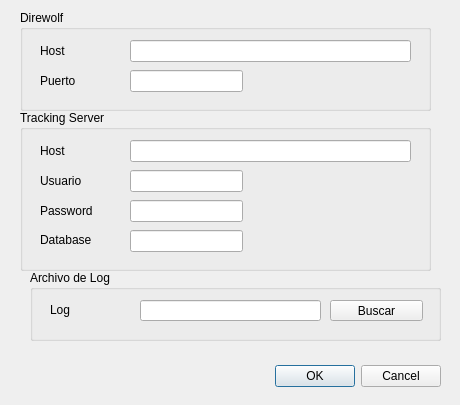
ladecadence/ASHAB-Telemetry, file config.ui: the form before one commit.
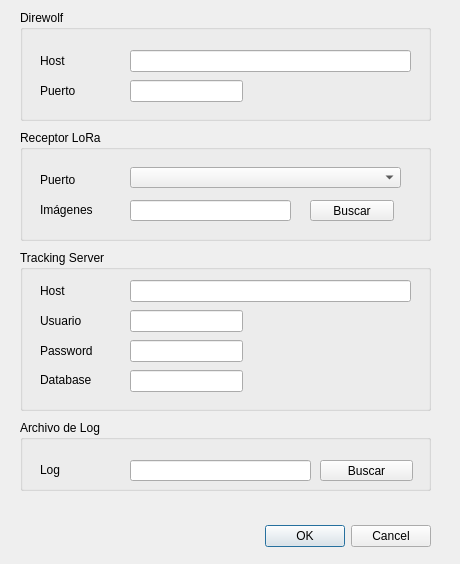
The form after the commit.

Patch:
```diff
--- a/config.ui
+++ b/config.ui
@@ -7,7 +7,7 @@
     <x>0</x>
     <y>0</y>
     <width>460</width>
-    <height>405</height>
+    <height>564</height>
    </rect>
   </property>
   <property name="windowTitle">
@@ -16,8 +16,8 @@
   <widget class="QDialogButtonBox" name="buttonBox">
    <property name="geometry">
     <rect>
-     <x>30</x>
-     <y>360</y>
+     <x>20</x>
+     <y>520</y>
      <width>411</width>
      <height>32</height>
     </rect>
@@ -33,7 +33,7 @@
    <property name="geometry">
     <rect>
      <x>20</x>
-     <y>110</y>
+     <y>250</y>
      <width>411</width>
      <height>161</height>
     </rect>
@@ -146,7 +146,7 @@
      <x>20</x>
      <y>10</y>
      <width>411</width>
-     <height>101</height>
+     <height>111</height>
     </rect>
    </property>
    <property name="title">
@@ -156,7 +156,7 @@
     <property name="geometry">
      <rect>
       <x>20</x>
-      <y>30</y>
+      <y>40</y>
       <width>59</width>
       <height>21</height>
      </rect>
@@ -169,7 +169,7 @@
     <property name="geometry">
      <rect>
       <x>110</x>
-      <y>30</y>
+      <y>40</y>
       <width>281</width>
       <height>22</height>
      </rect>
@@ -179,7 +179,7 @@
     <property name="geometry">
      <rect>
       <x>110</x>
-      <y>60</y>
+      <y>70</y>
       <width>113</width>
       <height>22</height>
      </rect>
@@ -189,7 +189,7 @@
     <property name="geometry">
      <rect>
       <x>20</x>
-      <y>60</y>
+      <y>70</y>
       <width>59</width>
       <height>21</height>
      </rect>
@@ -202,8 +202,8 @@
   <widget class="QGroupBox" name="groupBox_3">
    <property name="geometry">
     <rect>
-     <x>30</x>
-     <y>270</y>
+     <x>20</x>
+     <y>420</y>
      <width>411</width>
      <height>71</height>
     </rect>
@@ -215,7 +215,7 @@
     <property name="geometry">
      <rect>
       <x>20</x>
-      <y>30</y>
+      <y>40</y>
       <width>66</width>
       <height>20</height>
      </rect>
@@ -228,7 +228,7 @@
     <property name="geometry">
      <rect>
       <x>110</x>
-      <y>30</y>
+      <y>40</y>
       <width>181</width>
       <height>21</height>
      </rect>
@@ -238,7 +238,7 @@
     <property name="geometry">
      <rect>
       <x>300</x>
-      <y>30</y>
+      <y>40</y>
       <width>93</width>
       <height>21</height>
      </rect>
@@ -248,6 +248,78 @@
     </property>
    </widget>
   </widget>
+  <widget class="QGroupBox" name="groupBox_4">
+   <property name="geometry">
+    <rect>
+     <x>20</x>
+     <y>130</y>
+     <width>411</width>
+     <height>111</height>
+    </rect>
+   </property>
+   <property name="title">
+    <string>Receptor LoRa</string>
+   </property>
+   <widget class="QLabel" name="label_8">
+    <property name="geometry">
+     <rect>
+      <x>20</x>
+      <y>40</y>
+      <width>63</width>
+      <height>20</height>
+     </rect>
+    </property>
+    <property name="text">
+     <string>Puerto</string>
+    </property>
+   </widget>
+   <widget class="QComboBox" name="serialPortCombo">
+    <property name="geometry">
+     <rect>
+      <x>110</x>
+      <y>37</y>
+      <width>271</width>
+      <height>21</height>
+     </rect>
+    </property>
+   </widget>
+   <widget class="QLineEdit" name="imgPathEdit">
+    <property name="geometry">
+     <rect>
+      <x>110</x>
+      <y>70</y>
+      <width>161</width>
+      <height>21</height>
+     </rect>
+    </property>
+   </widget>
+   <widget class="QLabel" name="label_9">
+    <property name="geometry">
+     <rect>
+      <x>20</x>
+      <y>70</y>
+      <width>63</width>
+      <height>20</height>
+     </rect>
+    </property>
+    <property name="text">
+     <string>Imágenes</string>
+    </property>
+   </widget>
+   <widget class="QPushButton" name="imgPathButton">
+    <property name="geometry">
+     <rect>
+      <x>290</x>
+      <y>70</y>
+      <width>84</width>
+      <height>21</height>
+     </rect>
+    </property>
+    <property name="text">
+     <string>Buscar</string>
+    </property>
+   </widget>
+  </widget>
  </widget>
  <resources/>
  <connections>
```
